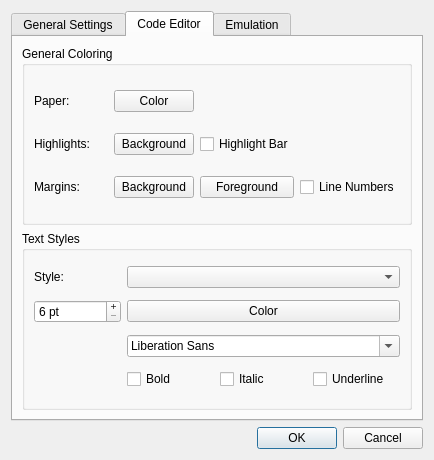
Before: the Qt Designer form environmentsettingsdialog.ui in christopherpow/nesicide, drawn with Qt 5.
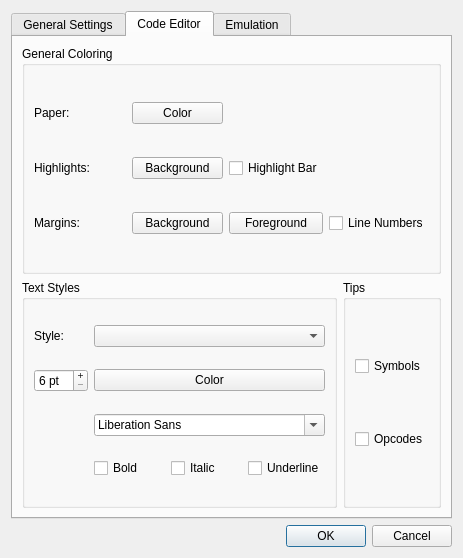
After: the same form once the commit is applied. Icons and pictures are not drawn.

The edit to the form file:
```diff
--- a/environmentsettingsdialog.ui
+++ b/environmentsettingsdialog.ui
@@ -7,7 +7,7 @@
     <x>0</x>
     <y>0</y>
     <width>389</width>
-    <height>460</height>
+    <height>558</height>
    </rect>
   </property>
   <property name="windowTitle">
@@ -158,10 +158,7 @@
        <string>Code Editor</string>
       </attribute>
       <layout class="QGridLayout" name="gridLayout_3">
-       <item row="5" column="0" colspan="4">
-        <layout class="QGridLayout" name="example"/>
-       </item>
-       <item row="0" column="0" colspan="4">
+       <item row="0" column="0" colspan="2">
         <widget class="QGroupBox" name="groupBox">
          <property name="title">
           <string>General Coloring</string>
@@ -233,7 +230,7 @@
          </layout>
         </widget>
        </item>
-       <item row="2" column="0" colspan="4">
+       <item row="1" column="0">
         <widget class="QGroupBox" name="groupBox_12">
          <property name="title">
           <string>Text Styles</string>
@@ -299,6 +296,36 @@
          </layout>
         </widget>
        </item>
+       <item row="2" column="0" colspan="2">
+        <layout class="QGridLayout" name="example">
+         <property name="sizeConstraint">
+          <enum>QLayout::SetNoConstraint</enum>
+         </property>
+        </layout>
+       </item>
+       <item row="1" column="1">
+        <widget class="QGroupBox" name="groupBox_7">
+         <property name="title">
+          <string>Tips</string>
+         </property>
+         <layout class="QVBoxLayout" name="verticalLayout">
+          <item>
+           <widget class="QCheckBox" name="showSymbolTips">
+            <property name="text">
+             <string>Symbols</string>
+            </property>
+           </widget>
+          </item>
+          <item>
+           <widget class="QCheckBox" name="showOpcodeTips">
+            <property name="text">
+             <string>Opcodes</string>
+            </property>
+           </widget>
+          </item>
+         </layout>
+        </widget>
+       </item>
       </layout>
      </widget>
      <widget class="QWidget" name="emulation">
```
Left out of the diff: 20 changed lines with no effect on the pictures.
